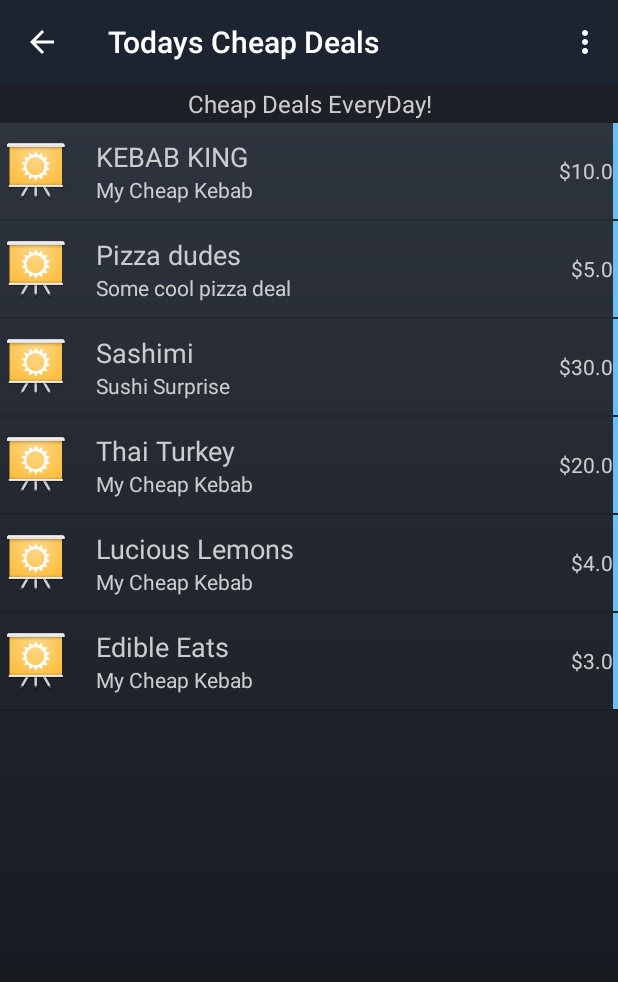
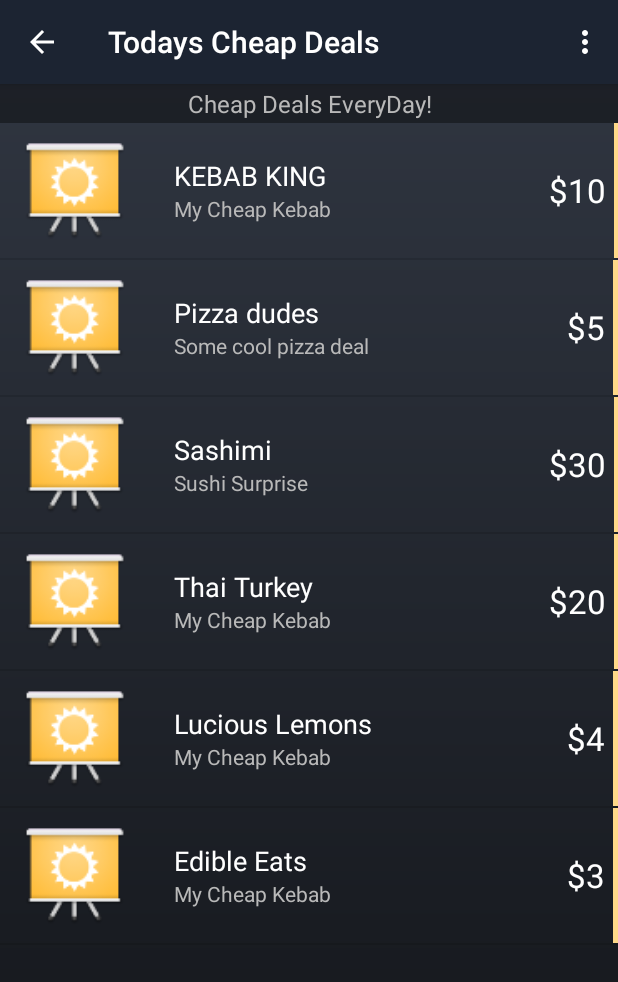
Before and after one commit to SDupZ/Eats, an Android app: the DealsListFragment screen opened directly, with no data from a screen before it, on a phone screen of 412 x 824 dp. Shown: the top 982 px of the screen. Run offline under Robolectric (Android 15) with nearby library versions, the phone set to English and light mode, and no system bars; 1 statement that could not run was skipped.

Commit message:
Chnaged Layout

```diff
--- a/app/src/main/java/com/sdp/apps/eats/Deal.java
+++ b/app/src/main/java/com/sdp/apps/eats/Deal.java
@@ -31,8 +31,11 @@ public class Deal {
         this.description = description;
     }
 
-    public double getPrice() {
-        return price;
+    public String getPrice() {
+        if(price == (long) price)
+            return String.format("%d",(long)price);
+        else
+            return String.format("%s",price);
     }
 
     public void setPrice(double price) {
--- a/app/src/main/res/layout/fragment_list_deals.xml
+++ b/app/src/main/res/layout/fragment_list_deals.xml
@@ -12,7 +12,8 @@
         android:padding="2dp"
         android:textSize="@dimen/abc_text_size_subtitle_material_toolbar"
         android:gravity="center_horizontal"
-        android:background="@color/main_transparent_black"/>
+        android:background="@color/main_transparent_black"
+        android:textColor="@color/subtitle_grey"/>
 
     <ListView
         android:id="@+id/listview_deals"
--- a/app/src/main/res/layout/fragment_main.xml
+++ b/app/src/main/res/layout/fragment_main.xml
@@ -23,7 +23,8 @@
         android:padding="2dp"
         android:textSize="@dimen/abc_text_size_subtitle_material_toolbar"
         android:gravity="center_horizontal"
-        android:background="@color/main_transparent_black"/>
+        android:background="@color/main_transparent_black"
+        android:textColor="@color/subtitle_grey"/>
 
     <ListView
         android:id="@+id/listview_main"
--- a/app/src/main/res/layout/list_item_deals.xml
+++ b/app/src/main/res/layout/list_item_deals.xml
@@ -2,15 +2,16 @@
 
 <LinearLayout xmlns:android="http://schemas.android.com/apk/res/android"
     android:layout_width="match_parent"
-    android:layout_height="wrap_content"
+    android:layout_height="90dp"
     android:gravity="center_vertical"
     android:minHeight="?android:attr/listPreferredItemHeight"
     android:orientation="horizontal">
 
     <ImageView
         android:id="@+id/imageView1"
-        android:layout_width="wrap_content"
-        android:layout_height="wrap_content"
+        android:layout_margin="10dp"
+        android:layout_width="80dp"
+        android:layout_height="80dp"
         android:src="@drawable/ic_launcher" />
 
     <LinearLayout
@@ -24,24 +25,30 @@
             android:id="@+id/list_item_buisness_name"
             android:layout_height="wrap_content"
             android:layout_width="wrap_content"
-            android:textAppearance="?android:attr/textAppearanceMedium"/>
+            android:textAppearance="?android:attr/textAppearanceMedium"
+            android:textColor="@color/white"/>
 
         <TextView
             android:id="@+id/list_item_small_deal_description"
             android:layout_width="wrap_content"
-            android:layout_height="wrap_content"/>
+            android:layout_height="wrap_content"
+            android:textAppearance="?android:attr/textAppearanceSmall"
+            android:textColor="@color/subtitle_grey"/>
     </LinearLayout>
 
     <TextView
         android:id="@+id/list_item_price"
         android:layout_width="wrap_content"
-        android:layout_height="wrap_content"/>
+        android:layout_height="wrap_content"
+        android:textAppearance="?android:attr/textAppearanceLarge"
+        android:padding="5dp"
+        android:textColor="@color/white"/>
 
     <ImageView
         android:layout_width="0dp"
         android:layout_height="match_parent"
         android:layout_weight="0.01"
-        android:background="@color/light_blue"
+        android:background="@color/color_5"
         android:id="@+id/imageView" />
 
 </LinearLayout>
--- a/app/src/main/res/layout/list_item_main.xml
+++ b/app/src/main/res/layout/list_item_main.xml
@@ -13,8 +13,8 @@
         android:layout_width="80dp"
         android:layout_height="80dp"
         android:textAppearance="?android:attr/textAppearanceLarge"
-        android:textColor="@color/white"
-        android:gravity="center"/>
+        android:gravity="center"
+        android:textColor="@color/white"/>
 
     <TextView
         android:id="@+id/listview_main_text"
@@ -22,7 +22,8 @@
         android:layout_width="0dp"
         android:layout_weight="1"
         android:gravity="center"
-        android:textAppearance="?android:attr/textAppearanceLarge"/>
+        android:textAppearance="?android:attr/textAppearanceLarge"
+        android:textColor="@color/white"/>
 
     <ImageView
         android:id="@+id/listview_main_color_tag_rect"
--- a/app/src/main/res/values/colors.xml
+++ b/app/src/main/res/values/colors.xml
@@ -17,6 +17,8 @@
 
     <!-- Action Bar Color -->
     <color name="actionbar_color">#1C2432</color>
+    <color name="actionbar_text_color">#ffffd989</color>
 
     <color name="main_transparent_black">#64000000</color>
+    <color name="subtitle_grey">#ffb9b9b9</color>
     </resources>
--- a/app/src/main/res/values/styles.xml
+++ b/app/src/main/res/values/styles.xml
@@ -3,7 +3,6 @@
     <!-- Base application theme. -->
     <style name="AppTheme" parent="Theme.AppCompat.Light.DarkActionBar">
         <!-- Customize your theme here. -->
-        <item name="android:textColor">@color/grey</item>
         <item name="actionBarStyle">@style/ActionBar.Solid.Eats</item>
     </style>
 
@@ -13,7 +12,9 @@
     </style>
 
     <style name="ActionBar.Solid.Eats.MainActivity"
-        parent="@style/Theme.AppCompat.NoActionBar">
+        parent="Theme.AppCompat.Light.DarkActionBar">
+        <item name="android:windowNoTitle">true</item>
+        <item name="windowActionBar">false</item>
     </style>
 
 </resources>
```
